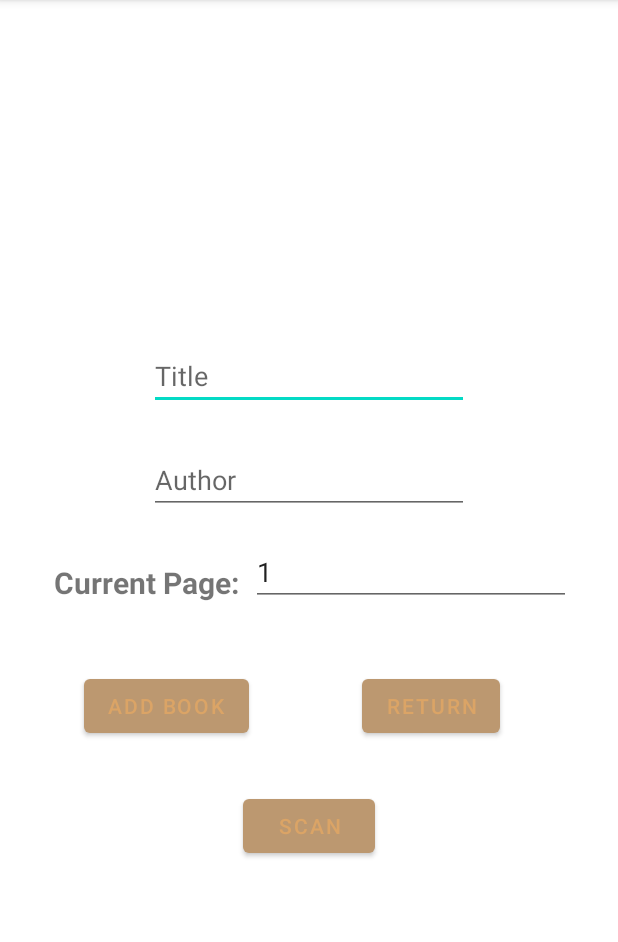
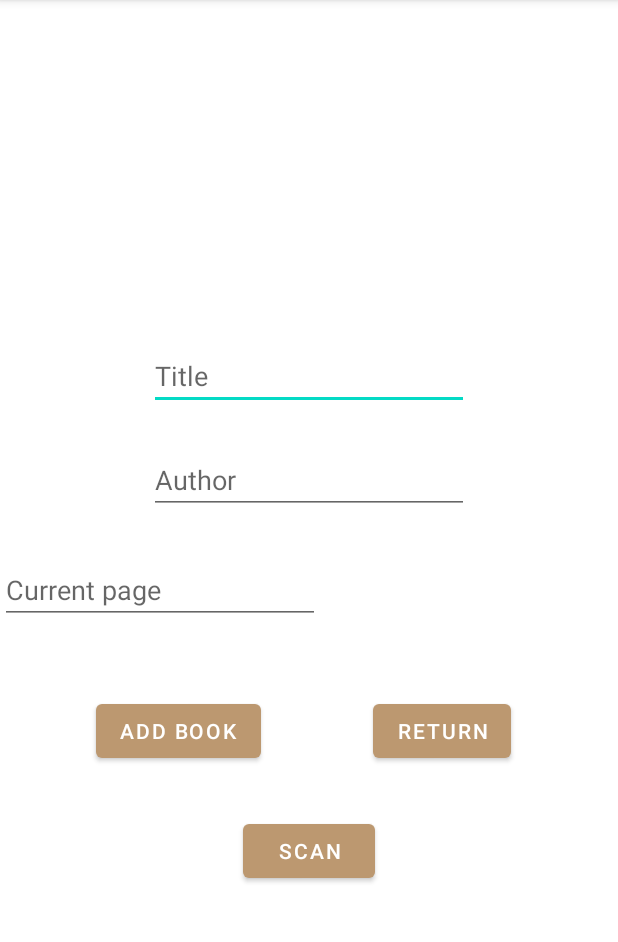
Before and after one commit to kylet719/Bookit, an Android app: the AddNew screen opened directly, with no data from a screen before it, on a phone screen of 412 x 824 dp, the part 84-1026 px from its top. Run offline under Robolectric (Android 15) with nearby library versions, the phone set to English and light mode, and no system bars; pictures from the network do not load.

Commit message:
Changed color palette v3

```diff
--- a/app/src/main/java/com/example/bookit/AddNew.java
+++ b/app/src/main/java/com/example/bookit/AddNew.java
@@ -49,15 +49,19 @@ public class AddNew extends AppCompatActivity {
     }
 
     public void returnBut(View v) {
-        Intent i = new Intent(this, MainActivity.class);
-        startActivity(i);
+        finish();
+//        Intent i = new Intent(this, MainActivity.class);
+//        startActivity(i);
     }
 
     public void addBook(View v) {
         String tit = title.getText().toString();
         String aut = author.getText().toString();
         String curP = curPage.getText().toString();
-        int page = Integer.parseInt(curP);
+        int page = 1;
+        if (curP.length() != 0) {
+            page = Integer.parseInt(curP);
+        }
         String image = url.getText().toString();
         if (image.length()==0) {
             image = "https://readersend.com/wp-content/uploads/2018/04/book-sample_preview-1.png";
--- a/app/src/main/java/com/example/bookit/MainActivity.java
+++ b/app/src/main/java/com/example/bookit/MainActivity.java
@@ -4,6 +4,7 @@ import android.Manifest;
 import android.content.Intent;
 import android.content.pm.PackageManager;
 import android.os.Bundle;
+import android.text.Html;
 import android.view.View;
 import android.view.Window;
 import android.widget.Toast;
@@ -49,6 +50,7 @@ public class MainActivity extends AppCompatActivity {
         NavController navController = Navigation.findNavController(this, R.id.nav_host_fragment_activity_main);
         NavigationUI.setupActionBarWithNavController(this, navController, appBarConfiguration);
         NavigationUI.setupWithNavController(binding.navView, navController);
+
     }
 
     public void populateLibrary(View v) {
--- a/app/src/main/res/layout/activity_add_new.xml
+++ b/app/src/main/res/layout/activity_add_new.xml
@@ -39,6 +39,7 @@
         android:layout_marginStart="69dp"
         android:onClick="returnBut"
         android:text="Return"
+        android:textColor="#FFFFFF"
         app:layout_constraintEnd_toEndOf="parent"
         app:layout_constraintHorizontal_bias="0.073"
         app:layout_constraintStart_toEndOf="@+id/but_Add"
@@ -60,25 +61,25 @@
         android:id="@+id/edit_curPage"
         android:layout_width="wrap_content"
         android:layout_height="wrap_content"
-        android:layout_marginStart="8dp"
-        android:layout_marginTop="16dp"
+        android:layout_marginTop="28dp"
         android:ems="10"
+        android:hint="Current page"
         android:inputType="number"
-        android:text="1"
-        app:layout_constraintStart_toEndOf="@+id/tv_curPage"
-        app:layout_constraintTop_toBottomOf="@+id/edit_Author" />
+        app:layout_constraintTop_toBottomOf="@+id/edit_Author"
+        tools:layout_editor_absoluteX="100dp" />
 
     <Button
         android:id="@+id/but_Add"
         android:layout_width="wrap_content"
         android:layout_height="wrap_content"
-        android:layout_marginStart="56dp"
+        android:layout_marginStart="64dp"
         android:onClick="addBook"
         android:text="Add Book"
+        android:textColor="#FFFFFF"
         app:layout_constraintBottom_toBottomOf="parent"
         app:layout_constraintStart_toStartOf="parent"
-        app:layout_constraintTop_toBottomOf="@+id/tv_curPage"
-        app:layout_constraintVertical_bias="0.141" />
+        app:layout_constraintTop_toBottomOf="@+id/edit_curPage"
+        app:layout_constraintVertical_bias="0.156" />
 
     <EditText
         android:id="@+id/edit_Author"
@@ -92,18 +93,6 @@
         app:layout_constraintStart_toStartOf="parent"
         app:layout_constraintTop_toBottomOf="@+id/edit_Title" />
 
-    <TextView
-        android:id="@+id/tv_curPage"
-        android:layout_width="wrap_content"
-        android:layout_height="wrap_content"
-        android:layout_marginStart="36dp"
-        android:layout_marginTop="32dp"
-        android:text="Current Page:"
-        android:textSize="20sp"
-        android:textStyle="bold"
-        app:layout_constraintStart_toStartOf="parent"
-        app:layout_constraintTop_toBottomOf="@+id/edit_Author" />
-
     <Button
         android:id="@+id/but_goToScan"
         android:layout_width="wrap_content"
@@ -111,6 +100,7 @@
         android:layout_marginTop="32dp"
         android:onClick="launchScan"
         android:text="Scan"
+        android:textColor="#FFFFFF"
         app:layout_constraintEnd_toEndOf="parent"
         app:layout_constraintHorizontal_bias="0.501"
         app:layout_constraintStart_toStartOf="parent"
```
